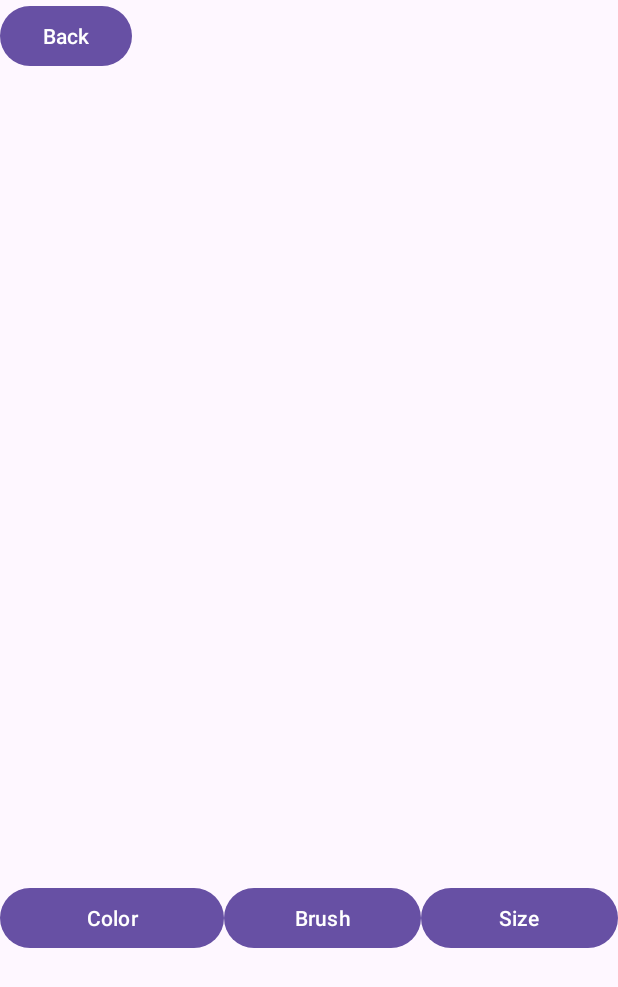
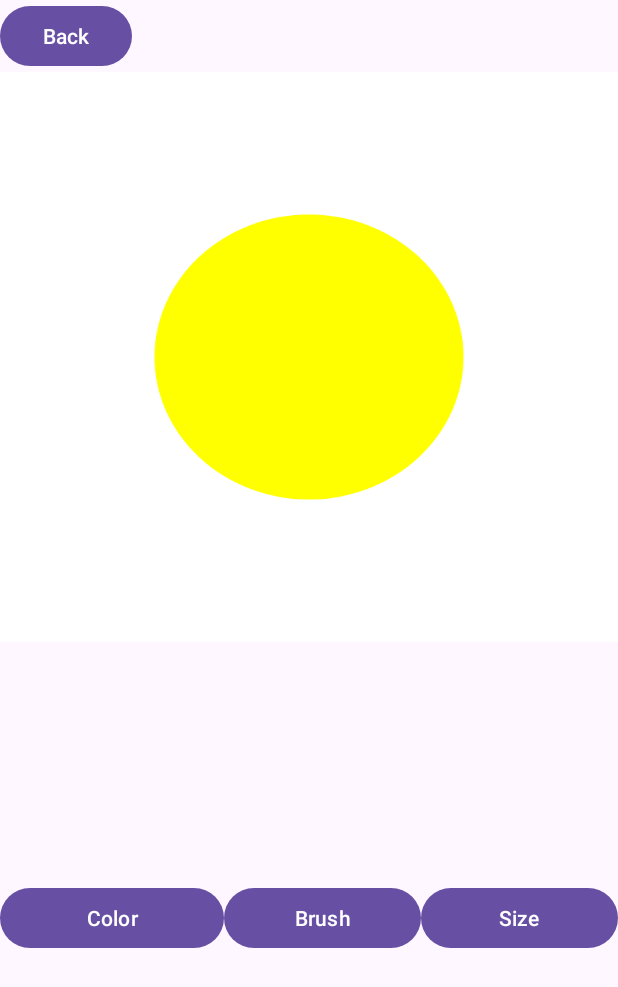
Before and after one commit to DylanQuach/MobileAppGroup, an Android app: the screen it shows after launch (MainActivity), on a phone screen of 412 x 824 dp. Shown: the top 987 px of the screen. Run offline under Robolectric (Android 15) with nearby library versions, the phone set to English and light mode, and no system bars.

Commit message:
Set skeleton of canvas

```diff
--- a/app/build.gradle.kts
+++ b/app/build.gradle.kts
@@ -40,6 +40,9 @@ android {
 
 dependencies {
 
+    implementation ("androidx.activity:activity-ktx:1.8.2")
+    implementation ("androidx.fragment:fragment-ktx:1.6.2")
+
     implementation("androidx.core:core-ktx:1.12.0")
     implementation("androidx.appcompat:appcompat:1.6.1")
     implementation("com.google.android.material:material:1.11.0")
--- /dev/null
+++ b/app/src/main/java/com/example/drawingapp/CustomView.kt
@@ -0,0 +1,43 @@
+package com.example.drawingapp
+import android.content.Context
+import android.graphics.Bitmap
+import android.graphics.Canvas
+import android.graphics.Color
+import android.graphics.Paint
+import android.graphics.Rect
+import android.os.Build
+import android.util.AttributeSet
+import android.view.View
+import androidx.annotation.RequiresApi
+
+class CustomView(context: Context, attrs: AttributeSet) : View(context, attrs) {
+
+    //OK for this demo, but views are created/destroyed during lifecycle events so
+    //this should really be stored in a viewmodel!
+    private val bitmap = Bitmap.createBitmap(800, 800, Bitmap.Config.ARGB_8888)
+    private val bitmapCanvas = Canvas(bitmap)
+    private val paint = Paint()
+
+    //width/height are 0 when the constructor is called
+    //use the lazy delegated property to initialize it on first access, once the size is set
+    private val rect: Rect by lazy {Rect(0,0,width, height)}
+
+
+    override fun onDraw(canvas: Canvas) {
+        super.onDraw(canvas)
+        canvas.drawBitmap(bitmap, null, rect, paint)
+    }
+
+    //draws to our bitmap.  If the bitmap is stored in a VM, this method should probably get
+    //moved to the fragment or possibly the VM
+    @RequiresApi(Build.VERSION_CODES.O)
+    public fun drawCircle(color: Color){
+        paint.color = Color.WHITE
+        bitmapCanvas.drawRect(0f,0f, bitmap.width.toFloat(), bitmap.height.toFloat(), paint)
+        paint.color = color.toArgb()
+        bitmapCanvas.drawCircle(0.5f*bitmap.width, 0.5f*bitmap.height,
+            0.25f*bitmap.width, paint)
+
+    }
+
+}
--- a/app/src/main/java/com/example/drawingapp/MainActivity.kt
+++ b/app/src/main/java/com/example/drawingapp/MainActivity.kt
@@ -10,19 +10,28 @@ class MainActivity : AppCompatActivity() {
 
     val binding: ActivityMainBinding by lazy {ActivityMainBinding.inflate(layoutInflater)}
 
-    val recycler by lazy{ binding.settingRecycler }
+//    val recycler by lazy{ binding.settingRecycler }
 
 
     override fun onCreate(savedInstanceState: Bundle?) {
         super.onCreate(savedInstanceState)
         setContentView(R.layout.activity_main)
 
-        if(!hasSeenSplash)
-        {
-            val gotoSplashScreen = Intent(this@MainActivity, CustomSplashScreen::class.java)
-            startActivity(gotoSplashScreen)
-            hasSeenSplash = true
-        }
+//        if(!hasSeenSplash)
+//        {
+//            val gotoSplashScreen = Intent(this@MainActivity, CustomSplashScreen::class.java)
+//            startActivity(gotoSplashScreen)
+//            hasSeenSplash = true
+//        }
+
+        // Emi code start
+        val drawFragment = canvasFragment()
+        val transaction = this.supportFragmentManager.beginTransaction()
+        transaction.replace(R.id.drawingFragment, drawFragment, "draw_tag")
+        transaction.addToBackStack(null)
+        transaction.commit()
+
+        // Emi code finish
 
         val selectFragment = SelectSettingFragment()
         selectFragment.setListener {
--- a/app/src/main/java/com/example/drawingapp/canvasFragment.kt
+++ b/app/src/main/java/com/example/drawingapp/canvasFragment.kt
@@ -1,10 +1,14 @@
 package com.example.drawingapp
 
+import android.os.Build
 import android.os.Bundle
 import androidx.fragment.app.Fragment
 import android.view.LayoutInflater
 import android.view.View
 import android.view.ViewGroup
+import androidx.annotation.RequiresApi
+import com.example.drawingapp.databinding.FragmentCanvasBinding
+import androidx.fragment.app.activityViewModels
 
 // TODO: Rename parameter arguments, choose names that match
 // the fragment initialization parameters, e.g. ARG_ITEM_NUMBER
@@ -29,12 +33,21 @@ class canvasFragment : Fragment() {
         }
     }
 
+    @RequiresApi(Build.VERSION_CODES.O)
     override fun onCreateView(
         inflater: LayoutInflater, container: ViewGroup?,
         savedInstanceState: Bundle?
     ): View? {
+
+        val binding = FragmentCanvasBinding.inflate(inflater)
+
+        val viewModel : BrushViewModel by activityViewModels()
+        viewModel.color.observe(viewLifecycleOwner){
+            binding.customView.drawCircle(it)
+        }
+        return binding.root
         // Inflate the layout for this fragment
-        return inflater.inflate(R.layout.fragment_canvas, container, false)
+        //return inflater.inflate(R.layout.fragment_canvas, container, false)
     }
 
     companion object {
--- a/app/src/main/res/layout/fragment_canvas.xml
+++ b/app/src/main/res/layout/fragment_canvas.xml
@@ -6,9 +6,15 @@
     tools:context=".canvasFragment">
 
     <!-- TODO: Update blank fragment layout -->
+
     <TextView
         android:layout_width="match_parent"
         android:layout_height="match_parent"
-        android:text="@string/hello_blank_fragment" />
+        android:text="hello world for canvas" />
+
+    <com.example.drawingapp.CustomView
+        android:id="@+id/customView"
+        android:layout_width="match_parent"
+        android:layout_height="match_parent" />
 
 </FrameLayout>
```
